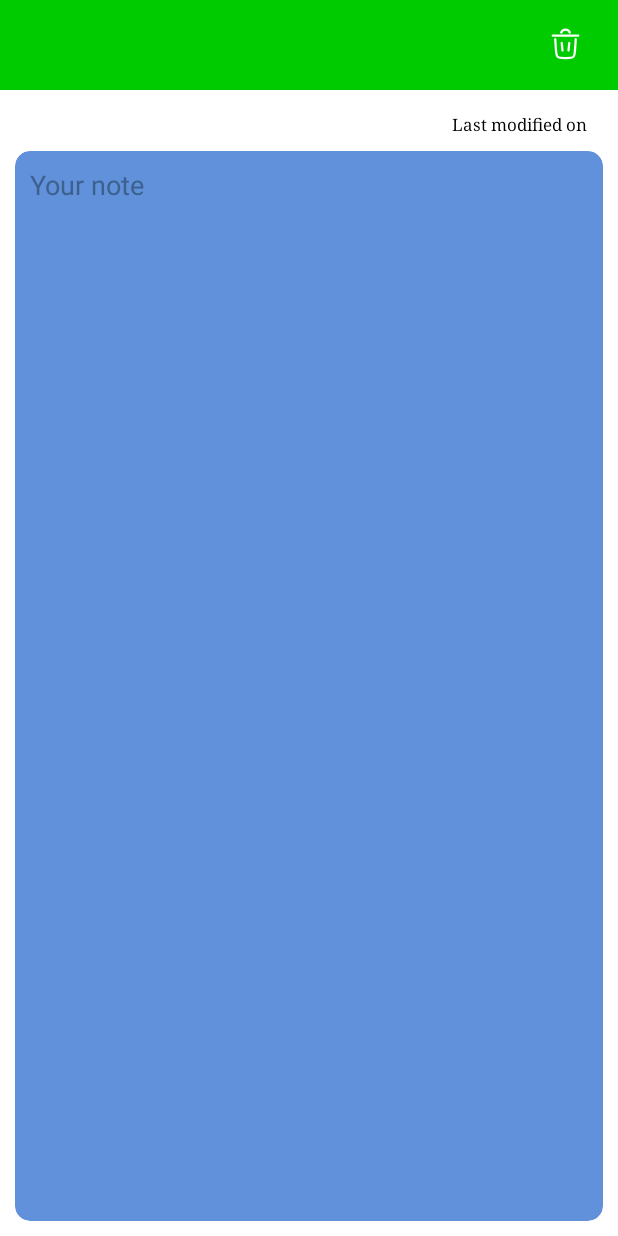
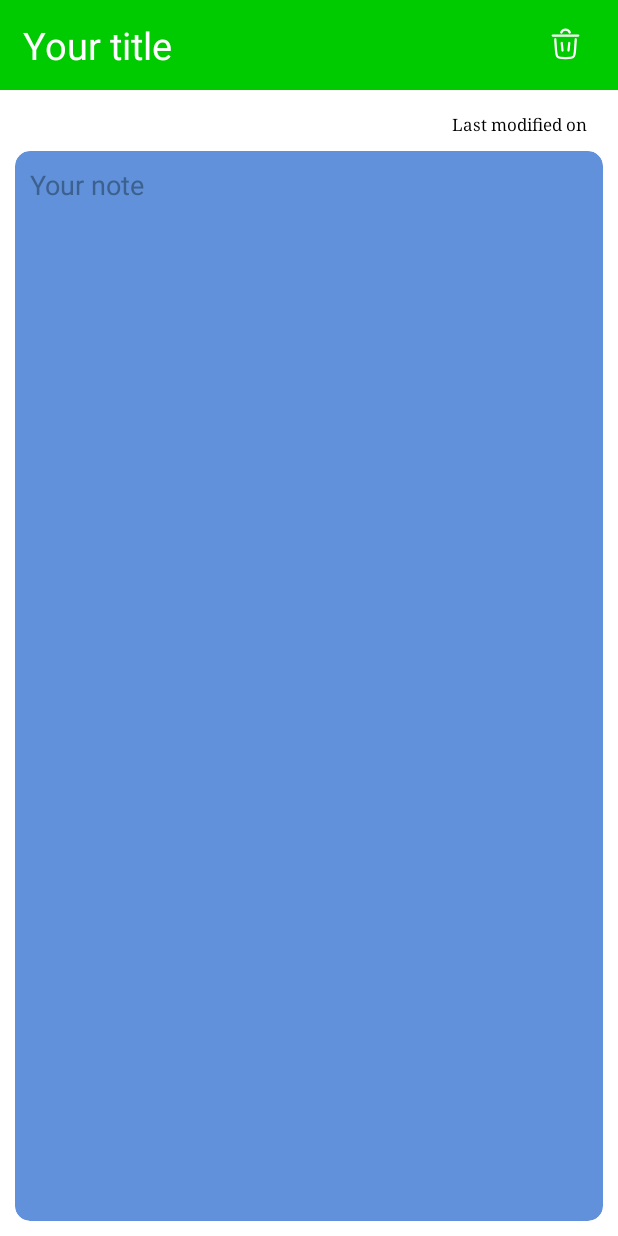
Before and after one commit to JavohirbekSafarov/myNote, an Android app: the OpenNoteFragment screen opened through its navigation route, on a phone screen of 412 x 824 dp. Run offline under Robolectric (Android 15) with nearby library versions, the phone set to English and light mode, and no system bars; Roboto replaces fonts that are not available here; 8 statements that could not run were skipped.

Commit message:
Initial commit

```diff
--- a/app/src/main/java/com/javohirbekcoder/mynote/fragments/OpenNoteFragment.kt
+++ b/app/src/main/java/com/javohirbekcoder/mynote/fragments/OpenNoteFragment.kt
@@ -11,6 +11,7 @@ import android.view.WindowManager
 import android.widget.ImageView
 import android.widget.Toast
 import androidx.activity.OnBackPressedCallback
+import androidx.core.widget.doOnTextChanged
 import androidx.fragment.app.Fragment
 import androidx.navigation.fragment.findNavController
 import com.javohirbekcoder.mynote.R
@@ -40,9 +41,9 @@ class OpenNoteFragment : Fragment(R.layout.fragment_open_note) {
 
         val index = requireArguments().getInt("id")
         val colorIndex = requireArguments().getInt("colorIndex")
-        val title = requireArguments().getString("title")
-        val note  = requireArguments().getString("note")
-        val time  = requireArguments().getString("time")
+        var title = requireArguments().getString("title")
+        var note  = requireArguments().getString("note")
+        var time  = requireArguments().getString("time")
 
         binding.titeText.setText(title)
         binding.titleTextMain.setText(title)
@@ -57,16 +58,17 @@ class OpenNoteFragment : Fragment(R.layout.fragment_open_note) {
             val currentDateTime = Calendar.getInstance().time
             val dateFormat = SimpleDateFormat("HH:mm  dd/MM/yyyy", Locale.getDefault())
             val formattedDateTime = dateFormat.format(currentDateTime)
+            title = binding.titeText.text.toString()
+            note = binding.noteText.text.toString()
 
             if (checkData()){
-                databaseHelper.insertNote(binding.titeText.text.toString().trim(), binding.noteText.text.toString(), formattedDateTime, 0)
+                databaseHelper.updateNote(index.toString(), title!!, note!!, formattedDateTime, selectedColorIndex)
             }
         }
         binding.selectColorBtn.setOnClickListener {
             val select_color_dialog = Dialog(requireContext())
             select_color_dialog.setContentView(R.layout.color_picker_dialog)
             select_color_dialog.window?.setBackgroundDrawable(ColorDrawable(Color.TRANSPARENT));
-
 
             val greenBtn = select_color_dialog.findViewById<ImageView>(R.id.color_picker_green)
             val pinkBtn = select_color_dialog.findViewById<ImageView>(R.id.color_picker_pink)
@@ -104,10 +106,21 @@ class OpenNoteFragment : Fragment(R.layout.fragment_open_note) {
         }
 
         binding.myScrollView.setOnClickListener {
+
             binding.titeText.visibility = View.VISIBLE
             binding.saveBtn.visibility = View.VISIBLE
             binding.selectColorBtn.visibility = View.VISIBLE
+            binding.noteText.requestFocus()
+
         }
+
+        binding.titeText.doOnTextChanged { text, start, before, count ->
+            if (text.isNullOrEmpty())
+                binding.titleTextMain.text = "Your title"
+            else
+                binding.titleTextMain.text = text
+        }
+
         binding.noteText.setOnClickListener {
             binding.titeText.visibility = View.VISIBLE
             binding.saveBtn.visibility = View.VISIBLE
--- a/app/src/main/res/layout/fragment_home.xml
+++ b/app/src/main/res/layout/fragment_home.xml
@@ -99,8 +99,6 @@
 
 
         </LinearLayout>
-
-
     </LinearLayout>
 
     <androidx.recyclerview.widget.RecyclerView
--- a/app/src/main/res/layout/fragment_open_note.xml
+++ b/app/src/main/res/layout/fragment_open_note.xml
@@ -1,11 +1,11 @@
 <?xml version="1.0" encoding="utf-8"?>
 <LinearLayout xmlns:android="http://schemas.android.com/apk/res/android"
+    xmlns:app="http://schemas.android.com/apk/res-auto"
     xmlns:tools="http://schemas.android.com/tools"
     android:layout_width="match_parent"
     android:layout_height="match_parent"
-    xmlns:app="http://schemas.android.com/apk/res-auto"
-    tools:context=".fragments.OpenNoteFragment"
-    android:orientation="vertical">
+    android:orientation="vertical"
+    tools:context=".fragments.OpenNoteFragment">
 
     <LinearLayout
         android:id="@+id/linear"
@@ -29,6 +29,26 @@
             android:textSize="25sp" />
 
         <ImageView
+            android:id="@+id/deleteBtn"
+            android:layout_width="wrap_content"
+            android:layout_height="wrap_content"
+            android:layout_gravity="center"
+            android:layout_marginStart="10dp"
+            android:layout_marginEnd="20dp"
+            android:src="@drawable/delete"
+            app:tint="@color/white" />
+
+        <ImageView
+            android:id="@+id/selectColorBtn"
+            android:layout_width="wrap_content"
+            android:layout_height="wrap_content"
+            android:layout_gravity="center"
+            android:layout_marginHorizontal="10dp"
+            android:src="@drawable/select_color"
+            android:visibility="gone"
+            app:tint="@color/white" />
+
+        <ImageView
             android:id="@+id/saveBtn"
             android:layout_width="wrap_content"
             android:layout_height="wrap_content"
@@ -38,25 +58,6 @@
             android:visibility="gone"
             app:tint="@color/white" />
 
-        <ImageView
-            android:id="@+id/selectColorBtn"
-            android:layout_width="wrap_content"
-            android:layout_height="wrap_content"
-            android:layout_gravity="center"
-            android:layout_marginHorizontal="10dp"
-            android:visibility="gone"
-            android:src="@drawable/select_color"
-            app:tint="@color/white" />
-
-        <ImageView
-            android:id="@+id/deleteBtn"
-            android:layout_width="wrap_content"
-            android:layout_height="wrap_content"
-            android:layout_gravity="center"
-            android:layout_marginStart="10dp"
-            android:layout_marginEnd="20dp"
-            android:src="@drawable/delete"
-            app:tint="@color/white" />
     </LinearLayout>
 
     <androidx.cardview.widget.CardView
@@ -73,7 +74,6 @@
         <EditText
             android:id="@+id/titeText"
             style="@style/myText"
-            android:visibility="gone"
             android:layout_width="match_parent"
             android:layout_height="50dp"
             android:layout_marginHorizontal="10dp"
@@ -81,38 +81,37 @@
             android:fontFamily="@font/delius"
             android:hint="Your title"
             android:maxLines="1"
-            android:textColorHint="#3C618F" />
+            android:textColorHint="#3C618F"
+            android:visibility="gone" />
 
     </androidx.cardview.widget.CardView>
 
     <LinearLayout
         android:layout_width="match_parent"
         android:layout_height="wrap_content"
-        android:orientation="horizontal"
         android:layout_marginTop="5dp"
         android:layout_marginEnd="10dp"
         android:gravity="end"
-        >
+        android:orientation="horizontal">
+
         <TextView
+            style="@style/myText"
             android:layout_width="wrap_content"
             android:layout_height="wrap_content"
+            android:fontFamily="serif"
             android:text="Last modified on "
-            android:textSize="11sp"
-            android:fontFamily="serif"
-            style="@style/myText"
-            />
+            android:textSize="11sp" />
 
         <TextView
             android:id="@+id/timeTV"
-            android:layout_marginStart="8dp"
-            android:text="12:45 12.02.2023"
-            android:textSize="11sp"
             style="@style/myText"
-            android:fontFamily="serif"
-            android:layout_gravity="end"
             android:layout_width="wrap_content"
             android:layout_height="wrap_content"
-            />
+            android:layout_gravity="end"
+            android:layout_marginStart="8dp"
+            android:fontFamily="serif"
+            android:text="12:45 12.02.2023"
+            android:textSize="11sp" />
     </LinearLayout>
 
 
@@ -126,17 +125,17 @@
         app:cardCornerRadius="10dp">
 
         <ScrollView
+            android:id="@+id/myScrollView"
             android:layout_width="match_parent"
             android:layout_height="match_parent"
             android:padding="10dp"
-            android:id="@+id/myScrollView"
             android:scrollbars="vertical">
 
             <LinearLayout
                 android:layout_width="match_parent"
                 android:layout_height="wrap_content"
-                android:orientation="vertical"
-                >
+                android:orientation="vertical">
+
                 <EditText
                     android:id="@+id/noteText"
                     style="@style/myText"
```
Also changed, not shown: app/src/main/java/com/javohirbekcoder/mynote/fragments/HomeFragment.kt (+8 -8 lines).
